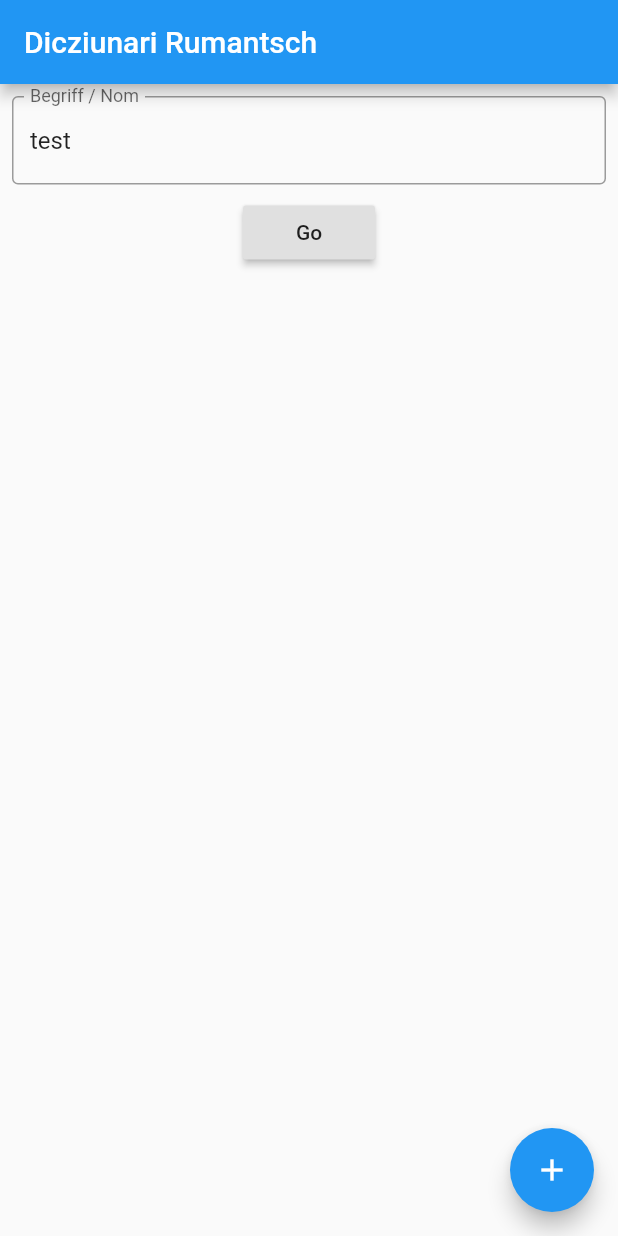
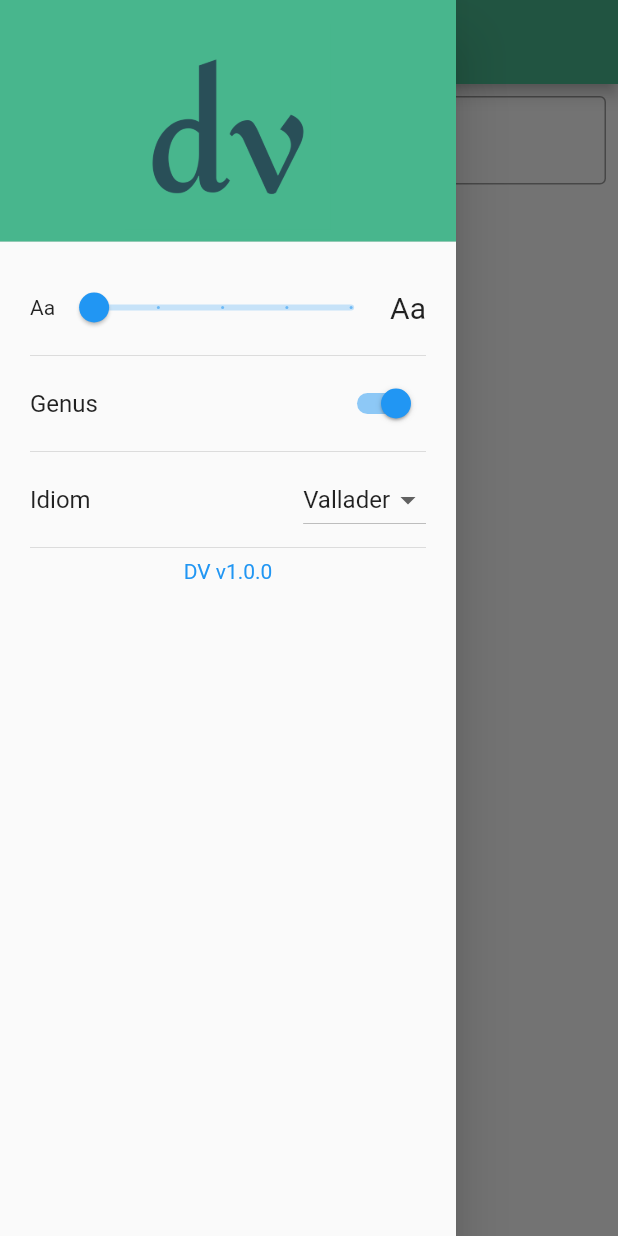
Before and after one commit to mrmenb/dic_rumantsch, a Flutter app: the screen it shows after launch, with the side drawer open (before the commit the screen has no drawer), on a phone screen of 412 x 824 dp. Run offline on Flutter 3.47's test engine with Material 2 defaults, Android fonts, the phone set to English and light mode, and no system bars; our stand-ins replace flutter_spinkit, shared_preferences.

Commit message:
v1.0.0 - Dicziunari Vallader & Puter - Extracziun dal genus - Müdamaint dalla grondezza dalla scritüra
Amo Avert:
- Expandar il dicziunari per ils oters idioms
- Evtl. funkzium interaktiva per sortar melder tenour relevanza
- Historia dals terms

```diff
--- a/lib/main.dart
+++ b/lib/main.dart
@@ -1,19 +1,13 @@
-import 'dart:convert';
 
+
+
+import 'package:dicrumantsch/screens/mainScreen.dart';
 import 'package:flutter/foundation.dart';
 import 'package:flutter/material.dart';
+import 'package:shared_preferences/shared_preferences.dart';
+import 'package:url_launcher/url_launcher.dart';
 
-import 'package:http/http.dart' as http;
-import 'package:html/parser.dart';
-
-class Word {
-  String name_de;
-  String name_rm;
-  String url_de;
-  String url_rm;
-
-  Word();
-}
+String softwareVersion = "DV v1.0.0";
 
 void main() {
   runApp(MyApp());
@@ -24,24 +18,13 @@ class MyApp extends StatelessWidget {
   @override
   Widget build(BuildContext context) {
     return MaterialApp(
-      title: 'Flutter Demo',
-      theme: ThemeData(
-        // This is the theme of your application.
+//      title: 'Flutter Demo',
+//      theme: ThemeData(
 //
-        // Try running your application with "flutter run". You'll see the
-        // application has a blue toolbar. Then, without quitting the app, try
-        // changing the primarySwatch below to Colors.green and then invoke
-        // "hot reload" (press "r" in the console where you ran "flutter run",
-        // or simply save your changes to "hot reload" in a Flutter IDE).
-        // Notice that the counter didn't reset back to zero; the application
-        // is not restarted.
-        primarySwatch: Colors.blue,
-        // This makes the visual density adapt to the platform that you run
-        // the app on. For desktop platforms, the controls will be smaller and
-        // closer together (more dense) than on mobile platforms.
-        visualDensity: VisualDensity.adaptivePlatformDensity,
-      ),
-      home: MyHomePage(title: 'Dicziunari Rumantsch'),
+//        primarySwatch: Colors.blue,
+//        visualDensity: VisualDensity.adaptivePlatformDensity,
+//      ),
+      home: MyHomePage(title: 'Dicziunari Viagiond'),
     );
   }
 }
@@ -49,192 +32,122 @@ class MyApp extends StatelessWidget {
 class MyHomePage extends StatefulWidget {
   MyHomePage({Key key, this.title}) : super(key: key);
 
-  // This widget is the home page of your application. It is stateful, meaning
-  // that it has a State object (defined below) that contains fields that affect
-  // how it looks.
+  final String title;
 
-  // This class is the configuration for the state. It holds the values (in this
-  // case the title) provided by the parent (in this case the App widget) and
-  // used by the build method of the State. Fields in a Widget subclass are
-  // always marked "final".
-
-  final String title;
 
   @override
   _MyHomePageState createState() => _MyHomePageState();
 }
 
 class _MyHomePageState extends State<MyHomePage> {
-  int _counter = 0;
-  TextEditingController _urlController;
-  bool _pending = false;
-  List<Word> words = [];
-  String _search_name;
 
-  @override
-  void initState() {
-    // TODO: implement initState
-    super.initState();
-    this._urlController = TextEditingController()..text = 'test';
+
+  bool isFirstCall = true;
+  double _fontSize = 14;
+  bool _showGenus = true;
+  //static const idioms = <String>["Rumantsch Grischun", "Vallader", "Puter", "Sursilvan", "Surmiran", "Sutsilvan"];
+  static const idioms = <String>["Vallader", "Puter"];
+  final List<DropdownMenuItem<String>> _idiomItems = idioms.map(
+      (String value) => DropdownMenuItem<String>(value: value, child: Text(value))
+  ).toList();
+  String _idiomSelection = idioms[0];
+
+  void initPreferences() async{
+    final prefs = await SharedPreferences.getInstance();
+    _fontSize = prefs.getDouble("fontSize") ?? 14;
+    _showGenus = prefs.getBool("showGenus") ?? true;
+    _idiomSelection = prefs.getString("idiom") ?? idioms[0];
+    setState((){});
   }
 
-  void _incrementCounter() {
-    setState(() {
-      // This call to setState tells the Flutter framework that something has
-      // changed in this State, which causes it to rerun the build method below
-      // so that the display can reflect the updated values. If we changed
-      // _counter without calling setState(), then the build method would not be
-      // called again, and so nothing would appear to happen.
-      _counter++;
-    });
+  void setPreferences() async{
+    final prefs = await SharedPreferences.getInstance();
+    prefs.setDouble("fontSize", _fontSize);
+    prefs.setBool("showGenus", _showGenus);
+    prefs.setString("idiom", _idiomSelection);
   }
 
   @override
   Widget build(BuildContext context) {
-    // This method is rerun every time setState is called, for instance as done
-    // by the _incrementCounter method above.
-    //
-    // The Flutter framework has been optimized to make rerunning build methods
-    // fast, so that you can just rebuild anything that needs updating rather
-    // than having to individually change instances of widgets.
+    if(isFirstCall) {initPreferences(); isFirstCall = false;}
     return Scaffold(
       appBar: AppBar(
         // Here we take the value from the MyHomePage object that was created by
         // the App.build method, and use it to set our appbar title.
-        title: Text(widget.title),
+        title: Text(widget.title, style: TextStyle(color: Color(0xff294f58) ),),
+        backgroundColor: Color(0xff48b68d),
       ),
-      body: Column(
+      body: MainScreen(_idiomSelection, fontSize: this._fontSize, showGenus: _showGenus,),
+      drawer: Drawer(
+          child:ListView(
             children: <Widget>[
+              DrawerHeader(
+                margin: EdgeInsets.all(0),
+                decoration: BoxDecoration(
+                  color: Color(0xff48b68d),
+                ),
+                child:  Image(image: AssetImage("assets/profile.png"),),
+              ),
               Padding(
-            padding: const EdgeInsets.all(8.0),
-            child: TextField(
-              controller: this._urlController,
-                decoration: InputDecoration(
-                  labelText: 'Begriff / Nom',
-                  border: OutlineInputBorder()
+                padding: const EdgeInsets.all(20.0),
+                child: Column(
+                  children: <Widget>[
+                    Row(children: <Widget>[
+                        Text("Aa", style: TextStyle(fontSize: 14),),
+                        Expanded(
+                          child: Slider(
+                            value: _fontSize,
+                            max: 20,
+                            min: 14,
+                            divisions: 4,
+                            onChanged: (double value){
+                              setState(() => _fontSize = value);
+                              setPreferences();
+                              },
                           ),
                         ),
-          ),
-          RaisedButton(
-            child: Text('Go'),
-            onPressed: _pending ? null : () =>  this._httpGet(_urlController.text),
+                        Text("Aa", style: TextStyle(fontSize: 20),),
+                    ],),
+                    Divider(),
+                    Row(children: <Widget>[
+                      Text("Genus", style: TextStyle(fontSize: 16),),
+                      Expanded(child: Container(),),
+                      Switch(onChanged: (bool value){
+                        setState(() => _showGenus = value);
+                        setPreferences();
+                      },
+                      value: _showGenus,),
+
+
+                      ]
                     ),
 
-          words.isNotEmpty ? Expanded(
-            child: Container(
-              child: ListView(
-                children: new List.generate(words.length, (index) => new ListTile(
-                  title: Text(words[index].name_de + " - " + words[index].name_rm),
-                )),
+                    Divider(),
+                    Row(children: <Widget>[
+                      Text("Idiom", style: TextStyle(fontSize: 16),),
+                      Expanded(child: Container(),),
+                      DropdownButton<String>(
+                        value: _idiomSelection,
+                        onChanged: (String value){
+                          setState(() =>_idiomSelection = value);
+                          setPreferences();
+                          },
+                        items: _idiomItems,
+                      )
+                    ],),
+                    Divider(),
+                    InkWell(
+                        child: new Text(softwareVersion, style: TextStyle(fontSize: 14, color: Colors.blue),),
+                        onTap: () => launch('https://google.com')
+                    ),
+
+                  ],
                 ),
               ),
-          ): SizedBox(height: 1,),
             ],
           ),
-//      body: Center(
-//        // Center is a layout widget. It takes a single child and positions it
-//        // in the middle of the parent.
-//        child: Column(
-//          // Column is also a layout widget. It takes a list of children and
-//          // arranges them vertically. By default, it sizes itself to fit its
-//          // children horizontally, and tries to be as tall as its parent.
-//          //
-//          // Invoke "debug painting" (press "p" in the console, choose the
-//          // "Toggle Debug Paint" action from the Flutter Inspector in Android
-//          // Studio, or the "Toggle Debug Paint" command in Visual Studio Code)
-//          // to see the wireframe for each widget.
-//          //
-//          // Column has various properties to control how it sizes itself and
-//          // how it positions its children. Here we use mainAxisAlignment to
-//          // center the children vertically; the main axis here is the vertical
-//          // axis because Columns are vertical (the cross axis would be
-//          // horizontal).
-//          mainAxisAlignment: MainAxisAlignment.center,
-//          children: <Widget>[
-//            Text(
-//              'You have pushed the button this many times:',
-//            ),
-//            Text(
-//              '$_counter',
-//              style: Theme.of(context).textTheme.headline4,
-//            ),
-//          ],
-//        ),
-//      ),
-      floatingActionButton: FloatingActionButton(
-        onPressed: _incrementCounter,
-        tooltip: 'Increment',
-        child: Icon(Icons.add),
-      ), // This trailing comma makes auto-formatting nicer for build methods.
+      ) ,
     );
   }
 
-  Future<Null> _httpGet(String searchString) async {
-    setState(() => this._pending = true);
-
-    this.words = [];
-    var rows, table, document;
-
-    try {
-
-      final http.Response response_de = await http.get('http://www.udg.ch/dicziunari/vallader/idx_nor_de/q:' + searchString);
-      document = parse(response_de.body);
-      table = document.getElementsByClassName('source').first.parent.parent.parent;
-      rows = table.getElementsByTagName('tr');
-
-    } catch(e) {print(e);}
-
-    for (var i = 2; i < rows.length; i++) {
-      try {
-
-        //this.words.add(new Word());
-        Word word = Word();
-        var row = rows[i];
-
-        word.name_de = row.getElementsByClassName('source').first.firstChild.firstChild.text;
-        word.url_de = row.getElementsByClassName('source').first.firstChild.attributes['href'];
-
-        word.name_rm = row.getElementsByClassName('target').first.firstChild.firstChild.text;
-        word.url_rm = row.getElementsByClassName('target').first.firstChild.attributes['href'];
-
-       if (word.name_de != null && word.name_rm != null) {
-          this.words.add(word);
 }
-
-      } catch(e) {print(e);}
-    }
-
-      // Search Rumantsch
-
-    try {
-
-      final http.Response response_de = await http.get('http://www.udg.ch/dicziunari/vallader/idx_nor_rm/q:'+searchString);
-      document = parse(response_de.body);
-      table = document.getElementsByClassName('source').first.parent.parent.parent;
-      rows = table.getElementsByTagName('tr');
-
-    } catch(e) {print(e);}
-
-    for (var i = 2; i < rows.length; i++) {
-      try {
-
-        //this.words.add(new Word());
-        Word word = Word();
-        var row = rows[i];
-
-        word.name_rm = row.getElementsByClassName('source').first.firstChild.firstChild.text;
-        word.url_rm = row.getElementsByClassName('source').first.firstChild.attributes['href'];
-
-        word.name_de = row.getElementsByClassName('target').first.firstChild.firstChild.text;
-        word.url_de = row.getElementsByClassName('target').first.firstChild.attributes['href'];
-
-        if (word.name_de != null && word.name_rm != null) {
-          this.words.add(word);
-        }
-
-      } catch(e) {print(e);}
-    }
-
-    setState(() => this._pending = false);
-  }
-}
--- /dev/null
+++ b/lib/models/getUDGdata.dart
@@ -0,0 +1,101 @@
+import 'package:dicrumantsch/models/word.dart';
+
+import 'package:http/http.dart' as http;
+import 'package:html/parser.dart';
+import 'dart:convert';
+
+class UDGresult{
+
+  String searchString;
+  List<Word> words = [];
+  String errors;
+  String idiom;
+  bool _pending = false;
+
+  UDGresult(this.idiom);
+
+  Future<bool> httpGet(String searchString) async {
+    this.errors = "";
+    this.words = [];
+    var rows, table, document;
+
+    try {
+
+      final http.Response response_de = await http.get('http://www.udg.ch/dicziunari/' + this.idiom + '/idx_nor_de/q:' + searchString);
+      document = parse(Utf8Codec().decode(response_de.bodyBytes));
+      table = document.getElementsByClassName('source').first.parent.parent.parent;
+      rows = table.getElementsByTagName('tr');
+
+
+    } catch(e) {print(e);this.errors = e.toString();}
+
+    if (rows != null) {
+      for (var i = 1; i < rows.length; i++) {
+        try {
+
+          //this.words.add(new Word());
+          Word word = Word();
+          var row = rows[i];
+          var source = row.getElementsByClassName('source');
+          var target = row.getElementsByClassName('target');
+
+          word.name_de = source.first.firstChild.firstChild.text;
+          var genus = source.first.parent.getElementsByClassName('genus');
+          if (genus.length > 0){word.genus_de = genus.first.text.replaceAll(".", "").replaceAll(" ", "");}
+          word.url_de = source.first.firstChild.attributes['href'];
+
+          word.name_rm = target.first.firstChild.firstChild.text;
+          genus = target.first.parent.getElementsByClassName('genus');
+          if (genus.length > 0){word.genus_rm = genus.first.text.replaceAll(".", "").replaceAll(" ", "");}
+          word.url_rm = target.first.firstChild.attributes['href'];
+
+          if (word.name_de != null && word.name_rm != null) {
+            this.words.add(word);
+          }
+
+        } catch(e) {print(e);}
+      }
+    }
+
+    // Search Rumantsch
+
+    try {
+
+      final http.Response response_rm = await http.get('http://www.udg.ch/dicziunari/vallader/idx_nor_rm/q:'+searchString);
+      document = parse(Utf8Codec().decode(response_rm.bodyBytes));
+      table = document.getElementsByClassName('source').first.parent.parent.parent;
+      rows = table.getElementsByTagName('tr');
+
+    } catch(e) {print(e); rows = [];this.errors = e.toString();}
+
+    if (rows != null) {
+      for (var i = 1; i < rows.length; i++) {
+        try {
+          //this.words.add(new Word());
+          Word word = Word();
+          var row = rows[i];
+          var source = row.getElementsByClassName('source');
+          var target = row.getElementsByClassName('target');
+
+          word.name_rm = source.first.firstChild.firstChild.text;
+          var genus = source.first.parent.getElementsByClassName('genus');
+          if (genus.length > 0){word.genus_rm = genus.first.text.replaceAll(".", "").replaceAll(" ", "");}
+          word.url_rm = source.first.firstChild.attributes['href'];
+
+          word.name_de = target.first.firstChild.firstChild.text;
+          genus = target.first.parent.getElementsByClassName('genus');
+          if (genus.length > 0){word.genus_de = genus.first.text.replaceAll(".", "").replaceAll(" ", "");}
+          word.url_de = target.first.firstChild.attributes['href'];
+
+          if (word.name_de != null && word.name_rm != null) {
+            this.words.add(word);
+          }
+        } catch (e) {
+          print(e);
+        }
+      }
+    }
+    return false;
+  }
+
+}
--- /dev/null
+++ b/lib/models/word.dart
@@ -0,0 +1,95 @@
+import 'package:flutter/material.dart';
+
+class Word {
+  String name_de;
+  String name_rm;
+  String url_de;
+  String url_rm;
+  String genus_de;
+  String genus_rm;
+
+  Word();
+
+  Widget _column(String title, String genus, double fontSize, bool showGenus){
+    return Expanded(
+      child: Padding(
+        padding: const EdgeInsets.symmetric(vertical: 0, horizontal: 10),
+        child :Row(
+          children: <Widget>[
+            Expanded(child: Text(title, style: TextStyle(fontSize: fontSize)),),
+            showGenus ? (genus == "m,f" ? this.get_colorMF(fontSize) : this.get_colorString(genus, fontSize)): Container(),
+          ],
+        ),
+      ),
+    );
+  }
+
+  Card getWordCard({double fontSize = 14, bool showGenus}){
+    return Card(
+        child: Padding(
+            padding: const EdgeInsets.symmetric(vertical: 8),
+            child: IntrinsicHeight(
+              child: Row(
+                children: <Widget>[
+                  _column(this.name_de, this.genus_de, fontSize, showGenus),
+                  VerticalDivider(color: Colors.black45, thickness:1, indent: 3, endIndent: 3,width: 1,),
+                  _column(this.name_rm, this.genus_rm, fontSize, showGenus),
+                ],
+              ),
+            ),
+          ),
+    );}
+
+  Text get_colorString(String genus, double fontSize) {
+    if (genus == ""){return Text(genus, style: TextStyle(color: Colors.transparent),);}
+    if (genus == "m" || genus == "m,mpl" || genus == "mpl"){
+      return Text(genus , style: TextStyle(color: Colors.lightBlue, fontSize: fontSize-4));
+    }
+    if (genus == "f" || genus == "f,fpl" || genus == "fpl"){
+      return Text(genus, style: TextStyle(color: Colors.pinkAccent, fontSize: fontSize-4));
+    }
+    if (genus == "n" || genus == "n,npl" || genus == "npl"){
+      return Text(genus, style: TextStyle(color: Colors.green, fontSize: fontSize-4));
+    }
+    if (genus == "m,f" || genus == "f,m"){
+      return Text("", style: TextStyle(color: Colors.transparent),);
+    }
+    return Text("", style: TextStyle(color: Colors.transparent),);
+  }
+
+  Row get_colorMF(double fontSize){
+    return Row(children: <Widget>[
+      Text("m", style: TextStyle(color: Colors.lightBlue, fontSize: fontSize-4)),
+      Text("/", style: TextStyle(fontSize: fontSize-4)),
+      Text("f", style: TextStyle(color: Colors.pinkAccent, fontSize: fontSize-4)),
+    ],);
+  }
+
+  BoxDecoration get_boxDecoration(String genus) {
+    if (genus == ""){return BoxDecoration(color: Colors.transparent);}
+    if (genus == "m" || genus == "m,mpl" || genus == "mpl"){
+      return BoxDecoration(
+        color: Colors.lightBlue.withOpacity(0.5),
+        borderRadius: new BorderRadius.all(Radius.circular(7)),);
+    }
+    if (genus == "f" || genus == "f,fpl" || genus == "fpl"){
+      return BoxDecoration(
+        color: Colors.pinkAccent.withOpacity(0.5),
+        borderRadius: new BorderRadius.all(Radius.circular(7)),);
+    }
+    if (genus == "n" || genus == "n,npl" || genus == "npl"){
+      return BoxDecoration(
+        color: Colors.green.withOpacity(0.5),
+        borderRadius: new BorderRadius.all(Radius.circular(7)),);
+    }
+    if (genus == "m,f" || genus == "f,m"){
+      return BoxDecoration(
+        gradient: LinearGradient(
+            begin: Alignment.topRight,
+            end: Alignment.bottomLeft,
+            colors: [ Colors.pinkAccent.withOpacity(0.5), Colors.lightBlue.withOpacity(0.5)]),
+        borderRadius: new BorderRadius.all(Radius.circular(7)),);
+    }
+    return BoxDecoration(color: Colors.transparent);
+  }
+}
--- /dev/null
+++ b/lib/screens/mainScreen.dart
@@ -0,0 +1,103 @@
+//import 'package:dicrumantsch/models/getDicGrond.dart';
+import 'package:flutter/material.dart';
+import 'package:flutter_spinkit/flutter_spinkit.dart';
+//import 'package:url_launcher/url_launcher.dart';
+
+import 'package:dicrumantsch/models/getUDGdata.dart';
+
+
+class MainScreen extends StatefulWidget {
+  @override
+  double fontSize;
+  String idiom;
+  bool showGenus;
+  MainScreen(this.idiom, {this.fontSize = 14, this.showGenus = true});
+  _MainScreenState createState() => _MainScreenState();
+}
+
+class _MainScreenState extends State<MainScreen> {
+
+  bool _pending = false;
+  UDGresult udgResult = new UDGresult("vallader");
+  //getDicGrondData DicGrondResult = new getDicGrondData("sutsilvan");
+  TextEditingController _urlController;
+
+  Future<void> loadResults() async{
+    setState(() => this._pending = true);
+    await this.udgResult.httpGet(_urlController.text);
+    setState(() {this._pending = false;});
+  }
+
+  @override
+  void initState() {
+    // TODO: implement initState
+    super.initState();
+    this._urlController = TextEditingController()..text = '';
+  }
+
+  @override
+  Widget build(BuildContext context) {
+
+    if(udgResult.idiom != widget.idiom) {
+      udgResult.idiom = widget.idiom;
+      if (this._urlController.text != ''){
+        loadResults();
+      }
+    }
+    //DicGrondResult.idiom = widget.idiom;
+    return Column(
+      children: <Widget>[
+        Padding(
+          padding: const EdgeInsets.all(8.0),
+          child: Row(
+            children: <Widget>[
+              Expanded(
+                child: TextField(
+                  onSubmitted: _pending ? null : (string) async {
+                    loadResults();
+                  },
+                  controller: this._urlController,
+                  decoration: InputDecoration(
+                      labelText: 'Begriff / Term',
+                      focusColor: Color(0xff294f58),
+                      border: OutlineInputBorder()
+                  ),
+                ),
+              ),
+            ],
+          ),
+        ),
+        udgResult.words.isNotEmpty ? Expanded(
+          child: Container(
+            child: ListView(
+              children: new List.generate(udgResult.words.length, (index) =>
+                udgResult.words[index].getWordCard(fontSize: widget.fontSize, showGenus: widget.showGenus)
+              ),
+            )
+          ),
+        ):
+        _urlController.text == "" ?
+        Container() :
+        _pending ?
+        Center(
+          child: SpinKitThreeBounce(
+            color:  Color(0xff48b68d),
+            size: 50.0,
+          ),
+        ):
+        Container(
+          padding: EdgeInsets.only(top: 20),
+          child: Row(
+            children: <Widget>[
+              Expanded(child: Container(),),
+              Icon(Icons.close, color: Colors.red),
+              Text("Ingiün resultat."),
+              Expanded(child: Container(),),
+            ],
+          ),
+        ),
+//          _errors == "" ? Container(): Container(child: Text(_errors),)
+      ],
+    );
+  }
+}
```
Also changed, not shown: lib/models/getDicGrond.dart (added, +66 -0 lines), pubspec.yaml (+5 -3 lines), assets/profile.png (added), pubspec.lock, 7 other files. Lines whose indentation alone changed are shown as unchanged.
